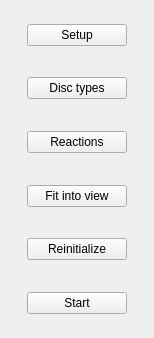
yannik131/Cell, file src/lib/gui/widgets/SimulationControlWidget.ui: the form before one commit.
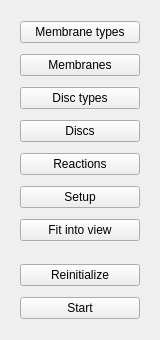
The form after the commit.

Diff of the .ui file:
```diff
--- a/src/lib/gui/widgets/SimulationControlWidget.ui
+++ b/src/lib/gui/widgets/SimulationControlWidget.ui
@@ -6,10 +6,16 @@
    <rect>
     <x>0</x>
     <y>0</y>
-    <width>154</width>
-    <height>338</height>
+    <width>160</width>
+    <height>340</height>
    </rect>
   </property>
+  <property name="minimumSize">
+   <size>
+    <width>160</width>
+    <height>340</height>
+   </size>
+  </property>
   <property name="windowTitle">
    <string>Form</string>
   </property>
@@ -17,36 +23,67 @@
    <enum>Qt::LayoutDirection::LeftToRight</enum>
   </property>
   <layout class="QVBoxLayout" name="verticalLayout">
-   <item>
-    <widget class="QWidget" name="widget" native="true">
-     <layout class="QHBoxLayout" name="horizontalLayout">
+   <item alignment="Qt::AlignHCenter">
+    <widget class="QWidget" name="settingsWidget" native="true">
+     <property name="minimumSize">
+      <size>
+       <width>140</width>
+       <height>240</height>
+      </size>
+     </property>
+     <layout class="QVBoxLayout" name="verticalLayout_2">
       <property name="spacing">
-       <number>0</number>
+       <number>10</number>
       </property>
       <item>
-       <widget class="QPushButton" name="editSetupPushButton">
+       <widget class="QPushButton" name="membraneTypesPushButton">
+        <property name="minimumSize">
+         <size>
+          <width>120</width>
+          <height>0</height>
+         </size>
+        </property>
         <property name="maximumSize">
          <size>
-          <width>100</width>
+          <width>120</width>
           <height>16777215</height>
          </size>
         </property>
         <property name="text">
-         <string>Setup</string>
+         <string>Membrane types</string>
         </property>
        </widget>
       </item>
-     </layout>
-    </widget>
-   </item>
-   <item>
-    <widget class="QWidget" name="widget_2" native="true">
-     <layout class="QHBoxLayout" name="horizontalLayout_2">
       <item>
-       <widget class="QPushButton" name="editDiscTypesPushButton">
+       <widget class="QPushButton" name="membranesPushButton">
+        <property name="minimumSize">
+         <size>
+          <width>120</width>
+          <height>0</height>
+         </size>
+        </property>
         <property name="maximumSize">
          <size>
-          <width>100</width>
+          <width>120</width>
+          <height>16777215</height>
+         </size>
+        </property>
+        <property name="text">
+         <string>Membranes</string>
+        </property>
+       </widget>
+      </item>
+      <item>
+       <widget class="QPushButton" name="discTypesPushButton">
+        <property name="minimumSize">
+         <size>
+          <width>120</width>
+          <height>0</height>
+         </size>
+        </property>
+        <property name="maximumSize">
+         <size>
+          <width>120</width>
           <height>16777215</height>
          </size>
         </property>
@@ -55,17 +92,36 @@
         </property>
        </widget>
       </item>
-     </layout>
-    </widget>
-   </item>
-   <item>
-    <widget class="QWidget" name="widget_3" native="true">
-     <layout class="QHBoxLayout" name="horizontalLayout_3">
       <item>
-       <widget class="QPushButton" name="editReactionsPushButton">
+       <widget class="QPushButton" name="discsPushButton">
+        <property name="minimumSize">
+         <size>
+          <width>120</width>
+          <height>0</height>
+         </size>
+        </property>
         <property name="maximumSize">
          <size>
-          <width>100</width>
+          <width>120</width>
+          <height>16777215</height>
+         </size>
+        </property>
+        <property name="text">
+         <string>Discs</string>
+        </property>
+       </widget>
+      </item>
+      <item>
+       <widget class="QPushButton" name="reactionsPushButton">
+        <property name="minimumSize">
+         <size>
+          <width>120</width>
+          <height>0</height>
+         </size>
+        </property>
+        <property name="maximumSize">
+         <size>
+          <width>120</width>
           <height>16777215</height>
          </size>
         </property>
@@ -74,17 +130,36 @@
         </property>
        </widget>
       </item>
-     </layout>
-    </widget>
-   </item>
-   <item>
-    <widget class="QWidget" name="widget_4" native="true">
-     <layout class="QHBoxLayout" name="horizontalLayout_4">
+      <item>
+       <widget class="QPushButton" name="setupPushButton">
+        <property name="minimumSize">
+         <size>
+          <width>120</width>
+          <height>0</height>
+         </size>
+        </property>
+        <property name="maximumSize">
+         <size>
+          <width>120</width>
+          <height>16777215</height>
+         </size>
+        </property>
+        <property name="text">
+         <string>Setup</string>
+        </property>
+       </widget>
+      </item>
       <item>
        <widget class="QPushButton" name="fitIntoViewButton">
+        <property name="minimumSize">
+         <size>
+          <width>120</width>
+          <height>0</height>
+         </size>
+        </property>
         <property name="maximumSize">
          <size>
-          <width>100</width>
+          <width>120</width>
           <height>16777215</height>
          </size>
         </property>
@@ -96,14 +171,29 @@
      </layout>
     </widget>
    </item>
-   <item>
-    <widget class="QWidget" name="widget_5" native="true">
-     <layout class="QHBoxLayout" name="horizontalLayout_5">
+   <item alignment="Qt::AlignHCenter">
+    <widget class="QWidget" name="widget_4" native="true">
+     <property name="minimumSize">
+      <size>
+       <width>140</width>
+       <height>75</height>
+      </size>
+     </property>
+     <layout class="QVBoxLayout" name="verticalLayout_3">
+      <property name="spacing">
+       <number>10</number>
+      </property>
       <item>
        <widget class="QPushButton" name="reinitializeButton">
+        <property name="minimumSize">
+         <size>
+          <width>120</width>
+          <height>0</height>
+         </size>
+        </property>
         <property name="maximumSize">
          <size>
-          <width>100</width>
+          <width>120</width>
           <height>16777215</height>
          </size>
         </property>
@@ -112,17 +202,17 @@
         </property>
        </widget>
       </item>
-     </layout>
-    </widget>
-   </item>
-   <item>
-    <widget class="QWidget" name="widget_6" native="true">
-     <layout class="QHBoxLayout" name="horizontalLayout_6">
       <item>
        <widget class="QPushButton" name="startStopButton">
+        <property name="minimumSize">
+         <size>
+          <width>120</width>
+          <height>0</height>
+         </size>
+        </property>
         <property name="maximumSize">
          <size>
-          <width>100</width>
+          <width>120</width>
           <height>16777215</height>
          </size>
         </property>
```
Left out of the diff: 2 changed lines with no effect on the pictures.
